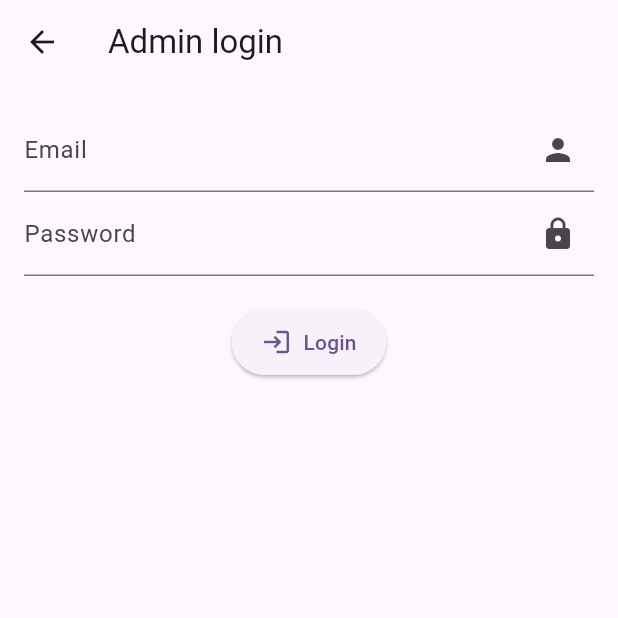
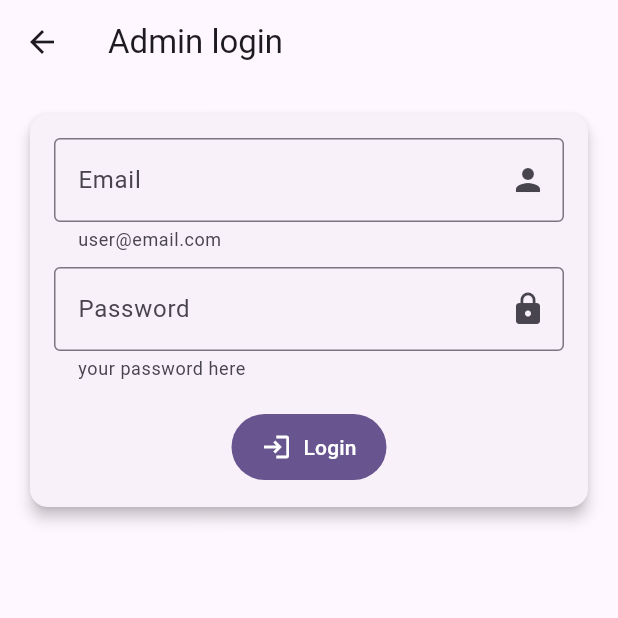
Before and after one commit to rafaelPadua001/comunicacao_alternativa_app, a Flutter app: the LoginAdminScreen screen opened by its route, on a phone screen of 412 x 824 dp, the top half of it. Run offline on Flutter 3.47's test engine with Material 3 defaults, Android fonts, the phone set to English and light mode, and no system bars; our stand-ins replace cloud_firestore, firebase_auth, firebase_core, flutter_tts, hive, hive_flutter and 1 more; accounts and stored records are empty.

Commit message:
Fix
Fix logout function to admin.
Fix login form

```diff
--- a/lib/models/admin/admin.dart
+++ b/lib/models/admin/admin.dart
@@ -16,7 +16,7 @@ class AdminModel {
 
   // Função para sair
   Future<void> logout() async {
-    await _firebaseAuth.signOut();
+    await FirebaseAuth.instance.signOut();
   }
 
   // Função para verificar se o usuário está logado
--- a/lib/screens/admin/loginAdminScreen.dart
+++ b/lib/screens/admin/loginAdminScreen.dart
@@ -6,50 +6,51 @@ class LoginAdminScreen extends StatelessWidget {
   final _emailController = TextEditingController();
   final _passwordController = TextEditingController();
   final AdminModel _adminModel = AdminModel();
-  void _validate(BuildContext context) async{
+  void _validate(BuildContext context) async {
     final email = _emailController.text;
     final password = _passwordController.text;
 
     //Simple validate
-    if(email.isEmpty || password.isEmpty){
+    if (email.isEmpty || password.isEmpty) {
       _showErrorDialog(context, "Email e senha são obrigatórios");
       return;
     }
 
-    if(!RegExp(r"^[a-zA-Z0-9._%+-]+@[a-zA-Z0-9.-]+\.[a-zA-Z]{2,}$").hasMatch(email)){
+    if (!RegExp(
+      r"^[a-zA-Z0-9._%+-]+@[a-zA-Z0-9.-]+\.[a-zA-Z]{2,}$",
+    ).hasMatch(email)) {
       _showErrorDialog(context, "Digite um email válido");
       return;
     }
 
     await _login(context, email, password);
-
   }
 
-  Future<void> _login(BuildContext context, String email, String password) async {
-
-    try{
-
-
+  Future<void> _login(
+    BuildContext context,
+    String email,
+    String password,
+  ) async {
+    try {
       //Auth with firebase
       await _adminModel.loginWithEmailPassword(email, password);
       //send next view
       Navigator.pushReplacementNamed(context, '/dashboardAdmin');
-    } on FirebaseAuthException catch(e){
+    } on FirebaseAuthException catch (e) {
       _showErrorDialog(context, e.message ?? "Erro ao fazer login");
     }
-
-
   }
 
-  void _showErrorDialog(BuildContext context, String message){
+  void _showErrorDialog(BuildContext context, String message) {
     showDialog(
       context: context,
-      builder: (ctx) => AlertDialog(
+      builder:
+          (ctx) => AlertDialog(
             title: Text('Error'),
             content: Text(message),
             actions: [
               TextButton(
-            onPressed: (){
+                onPressed: () {
                   Navigator.of(context).pop();
                 },
                 child: Text('Ok'),
@@ -57,37 +58,57 @@ class LoginAdminScreen extends StatelessWidget {
             ],
           ),
     );
-
   }
 
   @override
   Widget build(BuildContext context) {
     return Scaffold(
       appBar: AppBar(title: Text('Admin login')),
-      body: Padding(
+      body: Center(
+        child: Padding(
           padding: const EdgeInsets.all(16.0),
+          child: Column(
+            children: [
+              Card(
+                elevation: 4, // Sombra para destacar o card
+                shape: RoundedRectangleBorder(
+                  borderRadius: BorderRadius.circular(
+                    12,
+                  ), // Bordas arredondadas
+                ),
+                child: Padding(
+                  padding: EdgeInsets.all(16), // Espaçamento interno
                   child: Column(
                     children: [
                       TextField(
                         controller: _emailController,
                         decoration: InputDecoration(
                           labelText: 'Email',
-                suffixIcon: Icon(Icons.person)),
+                          suffixIcon: Icon(Icons.person),
+                          helperText: 'user@email.com',
+                          border: OutlineInputBorder(),
+                        ),
                         keyboardType: TextInputType.emailAddress,
                       ),
+                      SizedBox(height: 10), // Espaço entre os campos
                       TextField(
                         controller: _passwordController,
                         obscureText: true,
                         decoration: InputDecoration(
                           labelText: 'Password',
                           suffixIcon: Icon(Icons.lock),
+                          helperText: 'your password here',
+                          border: OutlineInputBorder(),
                         ),
                       ),
-            SizedBox(height: 20),
-            ElevatedButton(
+                      SizedBox(height: 20), // Espaço antes do botão
+                      FilledButton(
                         onPressed: () => _validate(context),
-              style: ElevatedButton.styleFrom(
-                padding: EdgeInsets.symmetric(horizontal: 20, vertical: 12),
+                        style: OutlinedButton.styleFrom(
+                          padding: EdgeInsets.symmetric(
+                            horizontal: 20,
+                            vertical: 12,
+                          ),
                         ),
                         child: Row(
                           mainAxisSize: MainAxisSize.min,
@@ -101,6 +122,11 @@ class LoginAdminScreen extends StatelessWidget {
                     ],
                   ),
                 ),
+              ),
+            ],
+          ),
+        ),
+      ),
     );
   }
 }
--- a/pubspec.yaml
+++ b/pubspec.yaml
@@ -42,6 +42,7 @@ dependencies:
   firebase_core: ^3.12.1
   firebase_auth: ^5.5.1
   firebase_analytics: ^11.4.4
+  cloud_firestore: ^5.6.5
 
 
 dev_dependencies:
```
Also changed, not shown: lib/screens/userselectionScreen.dart (+3 -6 lines), lib/widgets/pictogram_card.dart (+70 -8 lines), pubspec.lock, 3 other files. Lines whose indentation alone changed are shown as unchanged.
